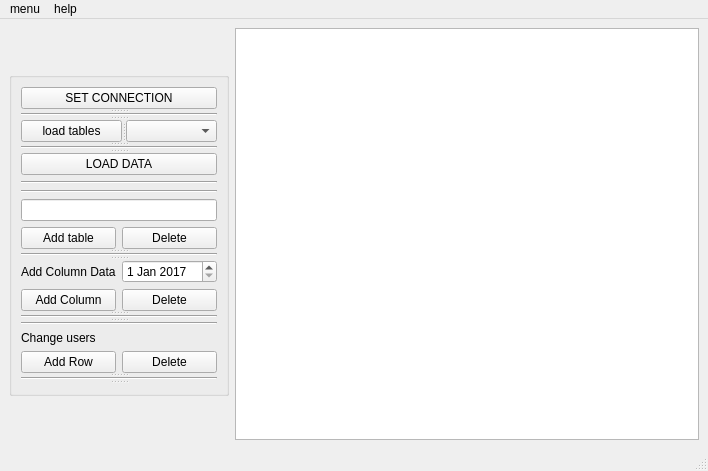
Old version of the form table_window.ui in the repository mmakarevich/qt_db.
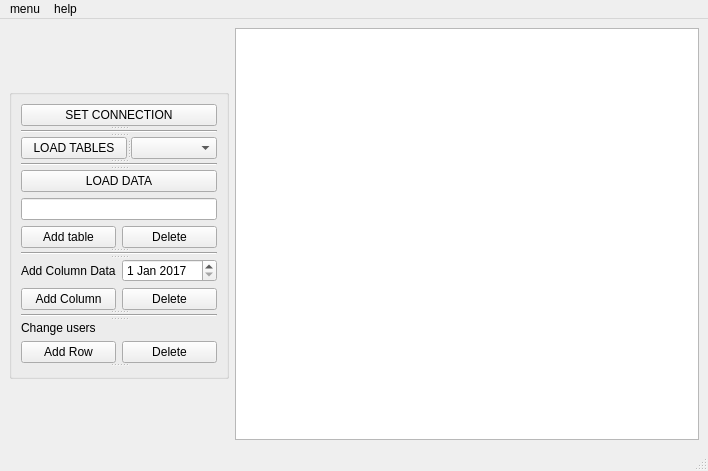
New version of the form.

What changed in the file:
```diff
--- a/table_window.ui
+++ b/table_window.ui
@@ -63,7 +63,7 @@
           </property>
           <widget class="QPushButton" name="load_tables_button">
            <property name="text">
-            <string>load tables</string>
+            <string>LOAD TABLES</string>
            </property>
           </widget>
           <widget class="QComboBox" name="comboBox"/>
@@ -80,13 +80,6 @@
          </widget>
         </widget>
        </item>
-       <item>
-        <widget class="Line" name="line_4">
-         <property name="orientation">
-          <enum>Qt::Horizontal</enum>
-         </property>
-        </widget>
-       </item>
        <item>
         <widget class="QSplitter" name="splitter_4">
          <property name="orientation">
@@ -94,13 +87,6 @@
          </property>
          <widget class="QWidget" name="layoutWidget_2">
           <layout class="QVBoxLayout" name="verticalLayout_5">
-           <item>
-            <widget class="Line" name="line_6">
-             <property name="orientation">
-              <enum>Qt::Horizontal</enum>
-             </property>
-            </widget>
-           </item>
            <item>
             <widget class="QLineEdit" name="line_add_table"/>
            </item>
@@ -186,13 +172,6 @@
          </widget>
          <widget class="QWidget" name="layoutWidget">
           <layout class="QVBoxLayout" name="verticalLayout_4">
-           <item>
-            <widget class="Line" name="line_5">
-             <property name="orientation">
-              <enum>Qt::Horizontal</enum>
-             </property>
-            </widget>
-           </item>
            <item>
             <widget class="QLabel" name="label_5">
              <property name="text">
@@ -220,11 +199,6 @@
            </item>
           </layout>
          </widget>
-         <widget class="Line" name="line_8">
-          <property name="orientation">
-           <enum>Qt::Horizontal</enum>
-          </property>
-         </widget>
          <widget class="QSplitter" name="splitter_3">
           <property name="orientation">
            <enum>Qt::Vertical</enum>
```
